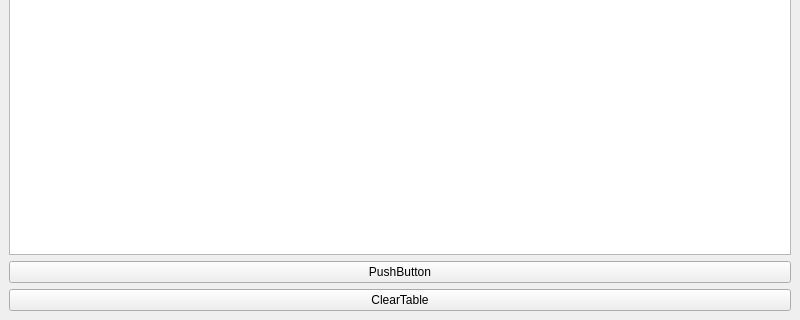
First picture: the form in GUI/TableSub.ui, repository ErFaron/PyLinguaSubtitle, before the edit; both pictures show x 0 to 800 and y 280 to 600 of the 800 by 600 pixel window.
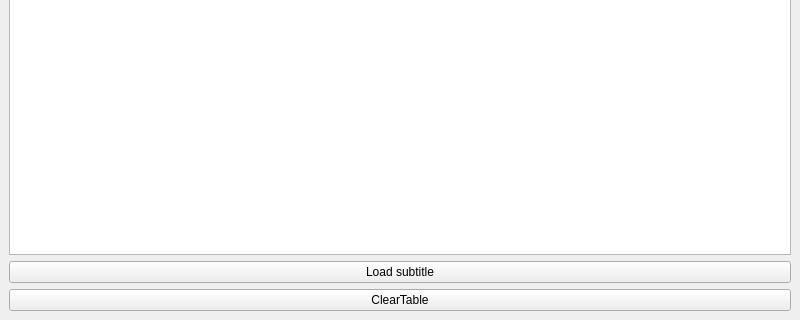
Second picture: the form after the edit.

```diff
--- a/GUI/TableSub.ui
+++ b/GUI/TableSub.ui
@@ -73,7 +73,7 @@
     <item>
      <widget class="QPushButton" name="pushButton">
       <property name="text">
-       <string>PushButton</string>
+       <string>Load subtitle</string>
       </property>
      </widget>
     </item>
```
